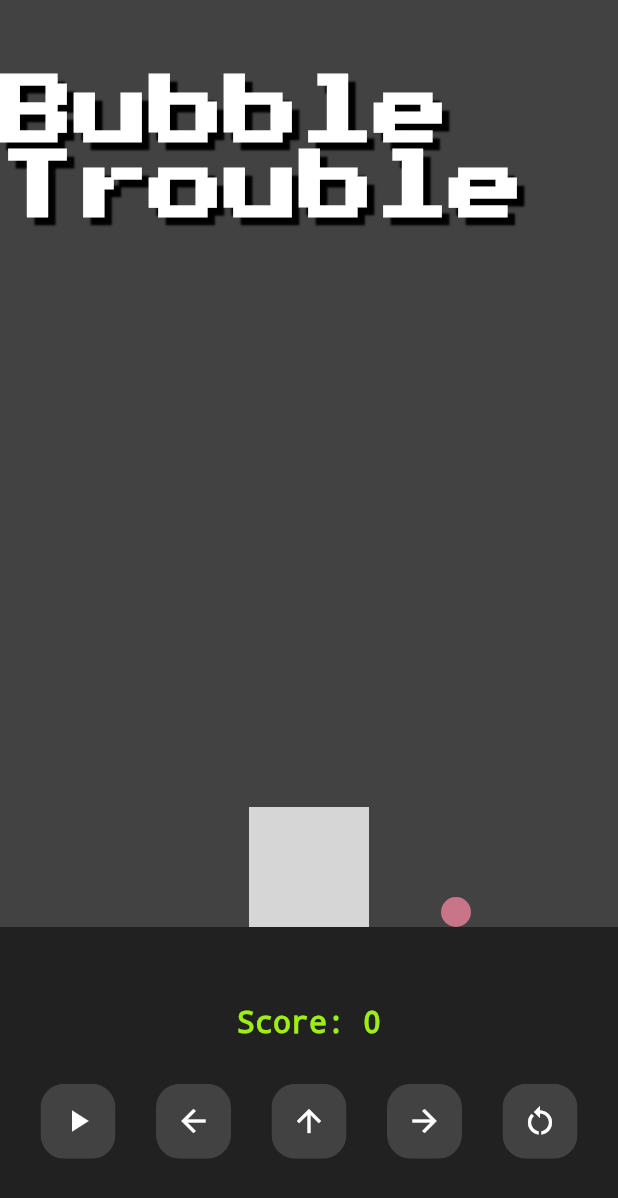
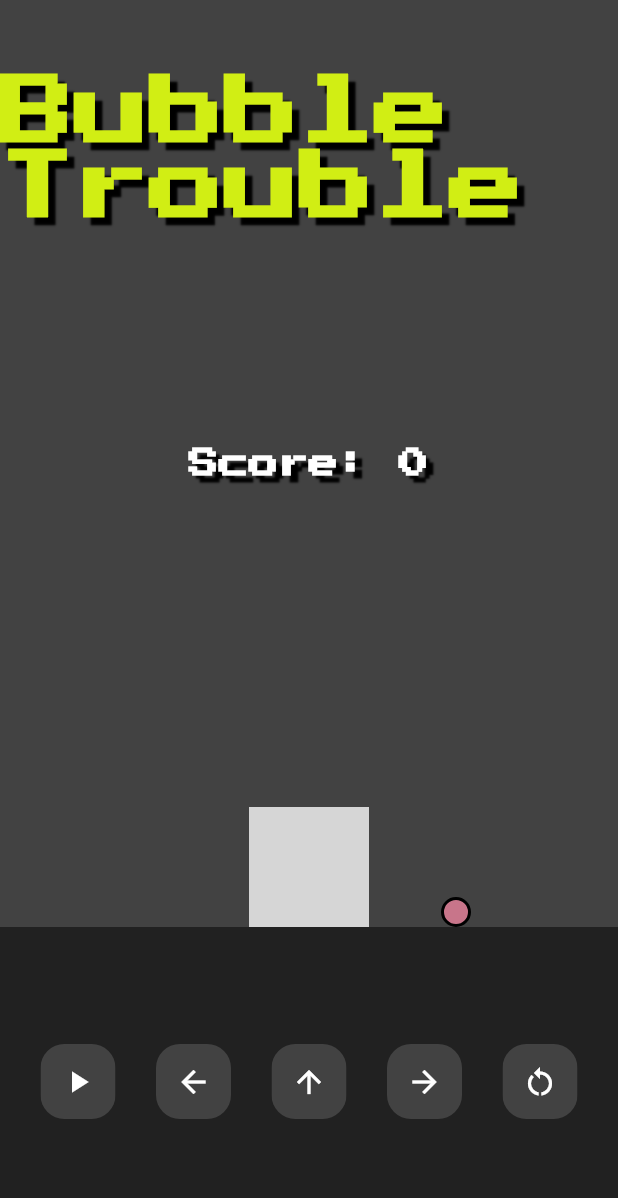
Before and after one commit to Rizz-33/Bubble-Trouble, a Flutter app: the screen it shows after launch, on a phone screen of 412 x 824 dp. Shown: the top 1198 px of the screen. Run offline on Flutter 3.47's test engine with Material 3 defaults, Android fonts, the phone set to English and light mode, and no system bars; our stand-ins replace google_fonts; grey boxes are pictures that could not be loaded.

Commit message:
style: ball and alert box

```diff
--- a/lib/ball.dart
+++ b/lib/ball.dart
@@ -31,6 +31,10 @@ class MyBall extends StatelessWidget {
         decoration: BoxDecoration(
           shape: BoxShape.circle,
           color: randomColor(),
+          border: Border.all(
+            color: Colors.black,
+            width: 2.0,
+          ),
         ),
       ),
     );
--- a/lib/home.dart
+++ b/lib/home.dart
@@ -71,28 +71,39 @@ class _HomePageState extends State<HomePage> {
     context: context,
     builder: (BuildContext context) {
       return AlertDialog(
-          backgroundColor: Color.fromARGB(255, 158, 238, 20),
+        backgroundColor: Color.fromARGB(255, 209, 238, 20),
         title: Center(
           child: Text(
             "You've Lost!",
-              style: TextStyle(
+            style: GoogleFonts.pressStart2p(
+              decoration: TextDecoration.none,
+              fontSize: 20.0,
+              fontWeight: FontWeight.bold,
               color: Colors.black,
-                fontWeight: FontWeight.bold,
             ),
           ),
         ),
-          content: Text("Do you want to restart the game?"),
+        content: Text(
+          "Do you want to restart the game?",
+          style: GoogleFonts.pressStart2p(
+            decoration: TextDecoration.none,
+            fontSize: 8.0,
+            color: Colors.black,
+          ),
+        ),
         actions: [
           TextButton(
             onPressed: () {
               restartGame();
-                Navigator.of(context).pop();
+              Navigator.of(context).pop(); // Dismiss the dialog
             },
             child: Text(
               "Restart",
-                style: TextStyle(
+              style: GoogleFonts.pressStart2p(
+                decoration: TextDecoration.none,
+                fontSize: 10.0,
+                fontWeight: FontWeight.bold,
                 color: Colors.black,
-                  fontWeight: FontWeight.bold,
               ),
             ),
           ),
@@ -224,6 +235,25 @@ class _HomePageState extends State<HomePage> {
                           decoration: TextDecoration.none,
                           fontSize: 50.0,
                           fontWeight: FontWeight.bold,
+                          color: Color.fromARGB(255, 209, 238, 20),
+                          shadows: [
+                            Shadow(
+                              blurRadius: 1.0,
+                              color: Colors.black,
+                              offset: Offset(5.0, 5.0),
+                            ),
+                          ],
+                        ),
+                      ),
+                    ),
+                  ),
+                  Center(
+                    child: Text(
+                      'Score: $score',
+                        style: GoogleFonts.pressStart2p(
+                          decoration: TextDecoration.none,
+                          fontSize: 20.0,
+                          fontWeight: FontWeight.bold,
                           color: Colors.white,
                           shadows: [
                             Shadow(
@@ -233,8 +263,6 @@ class _HomePageState extends State<HomePage> {
                             ),
                           ],
                         ),
-                      ),
-
                       ),
                   ),
                 ],
@@ -248,16 +276,6 @@ class _HomePageState extends State<HomePage> {
               child: Column(
                 mainAxisAlignment: MainAxisAlignment.center,
                 children: [
-                  Text(
-                    'Score: $score',
-                    style: const TextStyle(
-                      decoration: TextDecoration.none,
-                      fontSize: 20,
-                      fontWeight: FontWeight.bold,
-                      color: Color.fromARGB(255, 158, 238, 20),
-                    ),
-                  ),
-                  SizedBox(height: 30,),
                   Row(
                     mainAxisAlignment: MainAxisAlignment.spaceEvenly,
                     children: [
```
Lines whose indentation alone changed are shown as unchanged.
